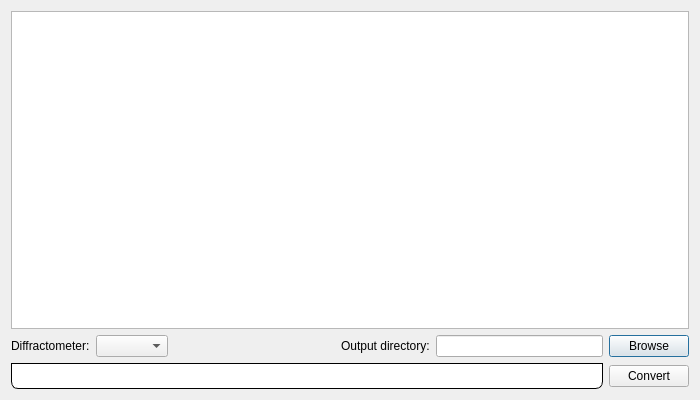
Qt form apps/nsxqt/ui/NumorsConversionDialog.ui (k61n/openhkl) before a commit.
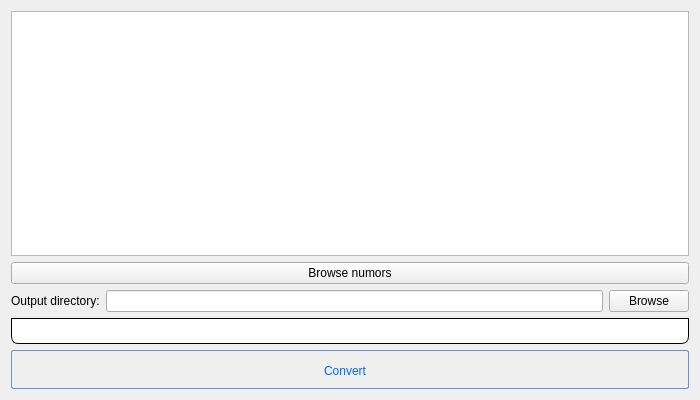
The same form after that commit.

Commit message: Refactored and relocated the numors converter dialog

Patch:
```diff
--- a/apps/nsxqt/ui/NumorsConversionDialog.ui
+++ b/apps/nsxqt/ui/NumorsConversionDialog.ui
@@ -10,42 +10,42 @@
     <height>400</height>
    </rect>
   </property>
+  <property name="sizePolicy">
+   <sizepolicy hsizetype="Preferred" vsizetype="Preferred">
+    <horstretch>1</horstretch>
+    <verstretch>0</verstretch>
+   </sizepolicy>
+  </property>
   <property name="windowTitle">
    <string>ASCII to HDF5 numors converter</string>
   </property>
-  <layout class="QGridLayout" name="gridLayout">
-   <item row="0" column="0">
-    <widget class="QTreeView" name="treeView_inputFiles">
-     <property name="selectionMode">
-      <enum>QAbstractItemView::ExtendedSelection</enum>
-     </property>
-    </widget>
+  <layout class="QVBoxLayout" name="verticalLayout">
+   <item>
+    <layout class="QVBoxLayout" name="verticalLayout_2">
+     <item>
+      <widget class="QListWidget" name="numors">
+       <property name="editTriggers">
+        <set>QAbstractItemView::NoEditTriggers</set>
+       </property>
+       <property name="sortingEnabled">
+        <bool>true</bool>
+       </property>
+      </widget>
+     </item>
+     <item>
+      <widget class="QPushButton" name="browseInputNumors">
+       <property name="text">
+        <string>Browse numors</string>
+       </property>
+       <property name="autoDefault">
+        <bool>false</bool>
+       </property>
+      </widget>
+     </item>
+    </layout>
    </item>
-   <item row="1" column="0">
+   <item>
     <layout class="QHBoxLayout" name="horizontalLayout">
-     <item>
-      <widget class="QLabel" name="label_2">
-       <property name="text">
-        <string>Diffractometer:</string>
-       </property>
-      </widget>
-     </item>
-     <item>
-      <widget class="QComboBox" name="comboBox_diffractometers"/>
-     </item>
-     <item>
-      <spacer name="horizontalSpacer_2">
-       <property name="orientation">
-        <enum>Qt::Horizontal</enum>
-       </property>
-       <property name="sizeHint" stdset="0">
-        <size>
-         <width>40</width>
-         <height>20</height>
-        </size>
-       </property>
-      </spacer>
-     </item>
      <item>
       <widget class="QLabel" name="label">
        <property name="text">
@@ -65,11 +65,14 @@
        <property name="text">
         <string>Browse</string>
        </property>
+       <property name="autoDefault">
+        <bool>false</bool>
+       </property>
       </widget>
      </item>
     </layout>
    </item>
-   <item row="2" column="0">
+   <item>
     <layout class="QHBoxLayout" name="horizontalLayout_2">
      <item>
       <widget class="QProgressBar" name="progressBar_conversion">
@@ -102,8 +105,55 @@
        </property>
       </widget>
      </item>
+    </layout>
+   </item>
+   <item>
+    <layout class="QHBoxLayout" name="horizontalLayout_3">
      <item>
-      <widget class="QPushButton" name="pushButton_convert">
+      <widget class="QPushButton" name="convert">
+       <property name="styleSheet">
+        <string notr="true">QPushButton:hover{
+        background: qlineargradient(x1 : 0, y1 : 0, x2 : 0, y2 :   1, stop :   0.0 #ffd9aa,
+                stop :   0.5 #ffbb6e, stop :   0.55 #feae42, stop :   1.0 #fedb74);
+}
+
+QPushButton {
+        border: 1px solid #6593cf;
+        border-radius: 2px;
+        padding: 5px 15px 2px 5px;
+        background: qlineargradient(x1 : 0, y1 : 0, x2 : 0, y2 :   1, stop :   0.0 #f5f9ff,
+                stop :   0.5 #c7dfff, stop :   0.55 #afd2ff, stop :   1.0 #c0dbff);
+        color: #006aff;
+        font: bold large &quot;Arial&quot;;
+        height: 30px;
+}
+
+
+
+
+QPushButton:pressed {
+        background: qlineargradient(x1 : 0, y1 : 0, x2 : 0, y2 :   1, stop :   0.0 #c0dbff,
+        stop :   0.5 #cfd26f, stop :   0.55 #c7df6f, stop :   1.0 #f5f9ff);
+        padding-top: 2px;
+        padding-left: 3px;
+
+}
+
+
+QPushButton:on {
+        background: qlineargradient(x1 : 0, y1 : 0, x2 : 0, y2 :   1, stop :   0.0 #5AA72D,
+        stop :   0.5 #B3E296, stop :   0.55 #B3E296, stop :   1.0 #f5f9ff);
+        padding-top: 2px;
+        padding-left: 3px;
+}
+
+QPushButton:disabled {
+        background: transparent #e5e9ee;
+        padding-top: 2px;        
+        padding-left: 3px;
+        color: black;
+}</string>
+       </property>
        <property name="text">
         <string>Convert</string>
        </property>
```
Left out of the diff: 4 changed lines with no effect on the pictures. The commit also changes 8 other files.
